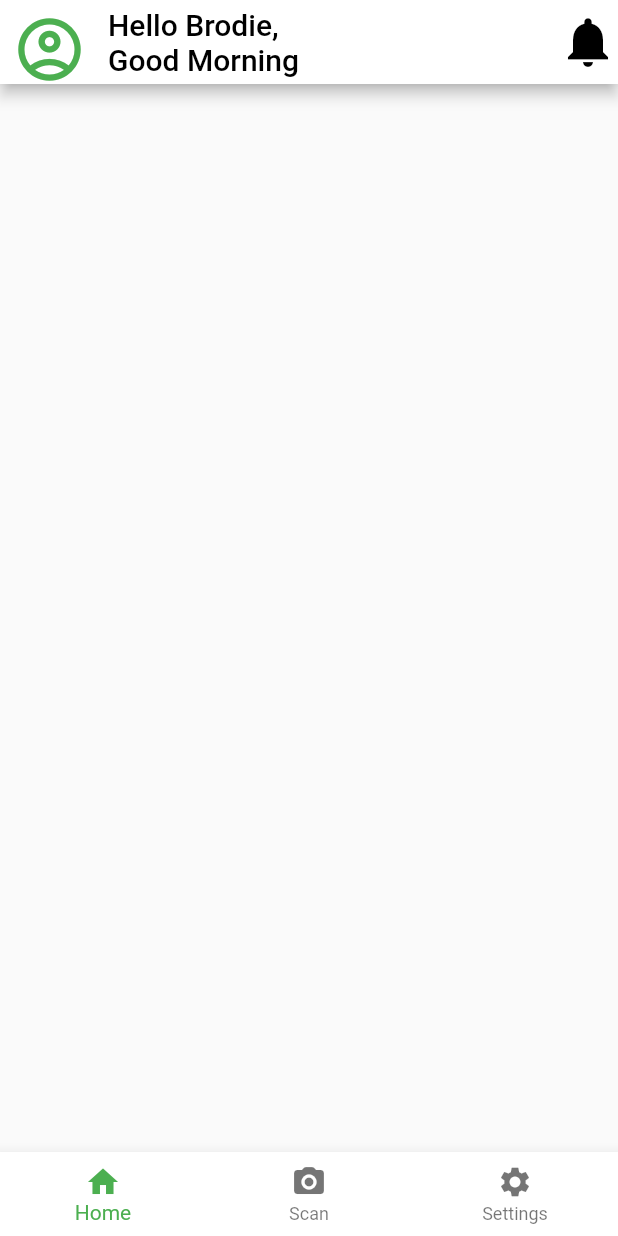
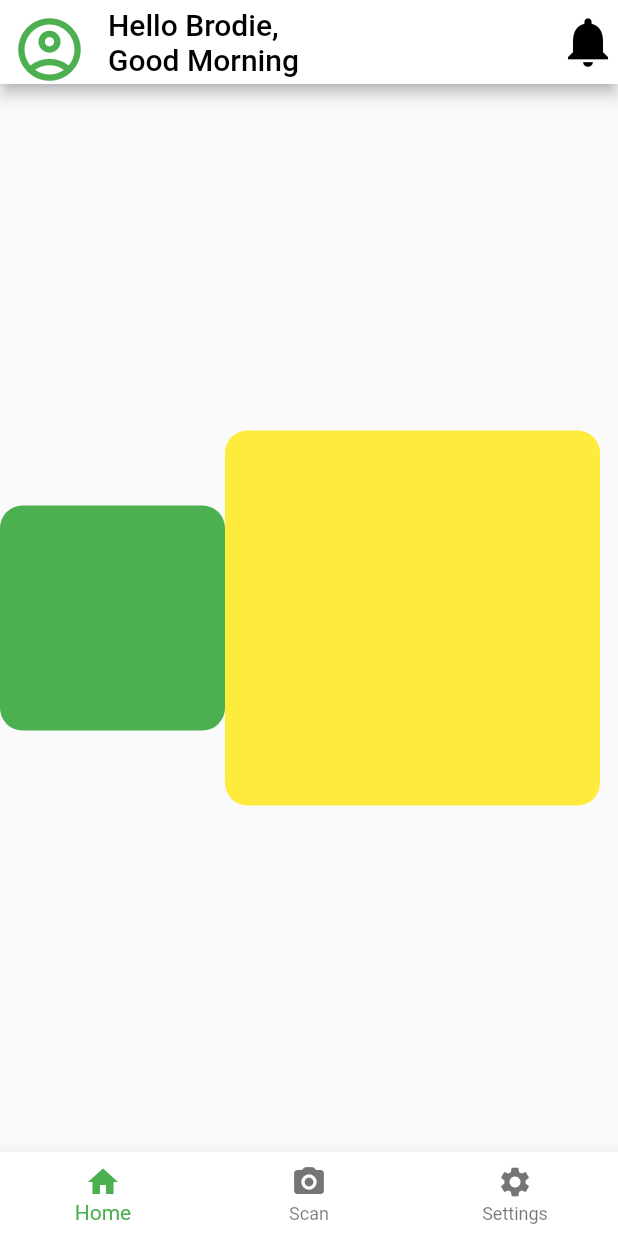
Before and after one commit to SimonOmalley/taswasteapptest, a Flutter app: the screen it shows after launch, on a phone screen of 412 x 824 dp. Run offline on Flutter 3.47's test engine with Material 2 defaults, Android fonts, the phone set to English and light mode, and no system bars.

Commit message:
Container Management

```diff
--- a/lib/screens/Dashboard.dart
+++ b/lib/screens/Dashboard.dart
@@ -27,13 +27,37 @@ class _MyStatefulWidgetState extends State<MyStatefulWidget> {
   @override
   Widget build(BuildContext context) {
     return Scaffold(
+      body: Row(
+        children: [
+          Container(
+            width: 150.0,
+            height: 150.0,
+            padding: EdgeInsets.all(20.0),
+            alignment: Alignment.topLeft,
+            decoration: BoxDecoration(
+                color: Colors.green, borderRadius: BorderRadius.circular(15.0)),
+          ),
+          Center(
+            child: Container(
+              width: 250.0,
+              height: 250.0,
+              alignment: Alignment.center,
+              decoration: BoxDecoration(
+                  color: Colors.yellow,
+                  borderRadius: BorderRadius.circular(15.0)),
+            ),
+          ),
+        ],
+      ),
       appBar: AppBar(
         backgroundColor: Colors.white,
-        title: const Text(
-          'Hello Brodie,\n'
-          'Good Morning',
-          style: TextStyle(
-            color: Colors.black,
+        title: Container(
+          child: const Text(
+            'Hello Brodie,\n'
+            'Good Morning',
+            style: TextStyle(
+              color: Colors.black,
+            ),
           ),
         ),
         leading: IconButton(
```
